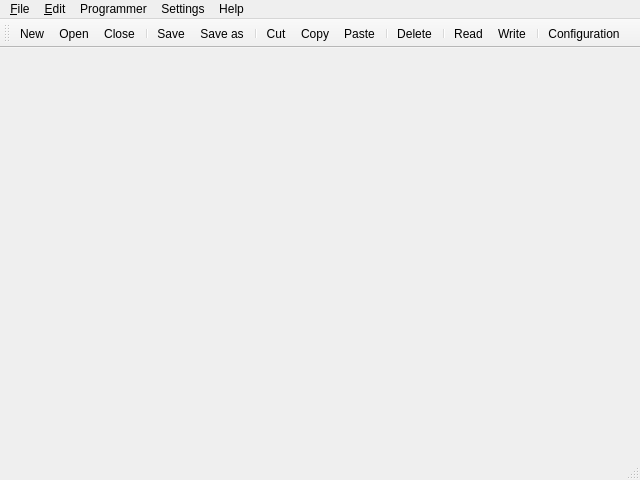
The window that src/app/windows/main.ui (sardylan/qfm1000) describes before a commit, drawn with Qt 5.
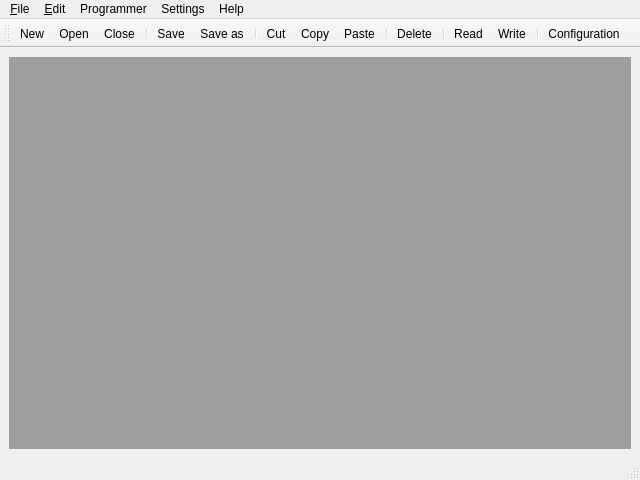
The same window after the commit. Icons and pictures are not drawn.

Diff of the .ui file:
```diff
--- a/src/app/windows/main.ui
+++ b/src/app/windows/main.ui
@@ -19,6 +19,52 @@
   <property name="windowTitle">
    <string>MainWindow</string>
   </property>
+        <property name="windowIcon">
+            <iconset resource="../qfm1000.qrc">
+                <normaloff>:/icons/application</normaloff>:/icons/application
+            </iconset>
+        </property>
+        <widget class="QWidget" name="mainWidget">
+            <layout class="QGridLayout" name="gridLayout">
+                <item row="0" column="0">
+                    <widget class="QMdiArea" name="mdiArea">
+                        <property name="frameShape">
+                            <enum>QFrame::NoFrame</enum>
+                        </property>
+                        <property name="frameShadow">
+                            <enum>QFrame::Plain</enum>
+                        </property>
+                        <property name="verticalScrollBarPolicy">
+                            <enum>Qt::ScrollBarAsNeeded</enum>
+                        </property>
+                        <property name="horizontalScrollBarPolicy">
+                            <enum>Qt::ScrollBarAsNeeded</enum>
+                        </property>
+                        <property name="sizeAdjustPolicy">
+                            <enum>QAbstractScrollArea::AdjustToContents</enum>
+                        </property>
+                        <property name="viewMode">
+                            <enum>QMdiArea::TabbedView</enum>
+                        </property>
+                        <property name="documentMode">
+                            <bool>true</bool>
+                        </property>
+                        <property name="tabsClosable">
+                            <bool>true</bool>
+                        </property>
+                        <property name="tabsMovable">
+                            <bool>true</bool>
+                        </property>
+                        <property name="tabShape">
+                            <enum>QTabWidget::Rounded</enum>
+                        </property>
+                        <property name="tabPosition">
+                            <enum>QTabWidget::North</enum>
+                        </property>
+                    </widget>
+                </item>
+            </layout>
+        </widget>
   <widget class="QMenuBar" name="menuBar">
    <property name="geometry">
     <rect>
```
Left out of the diff: 42 changed lines with no effect on the pictures. Lines whose indentation alone changed are shown as unchanged.
